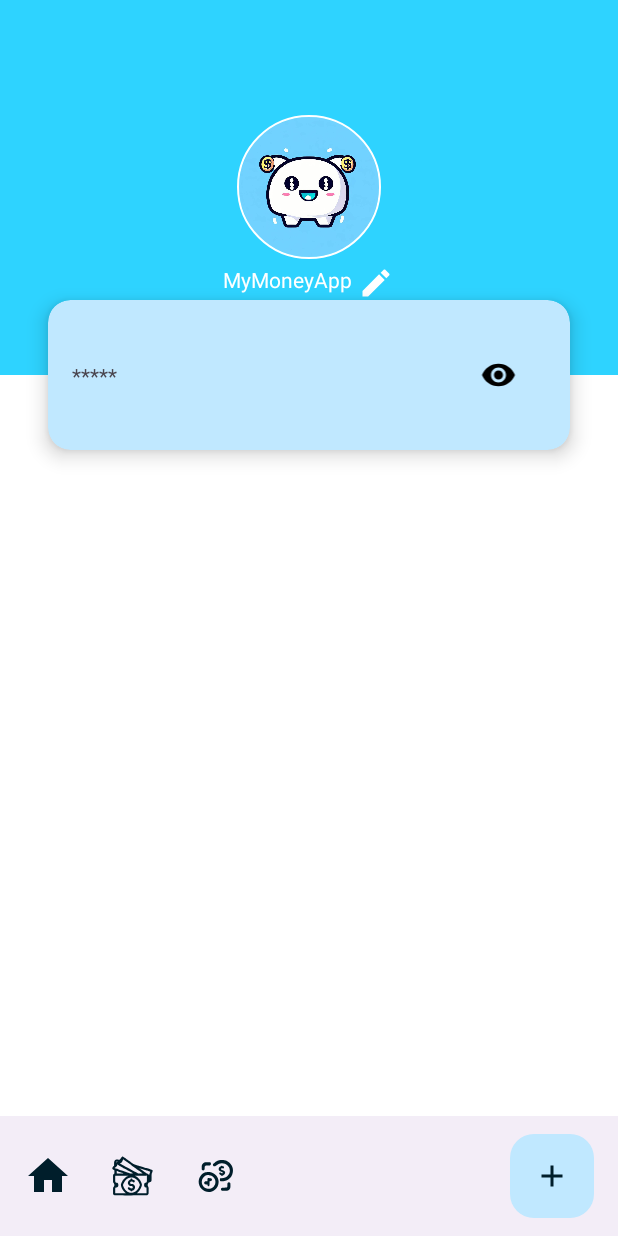
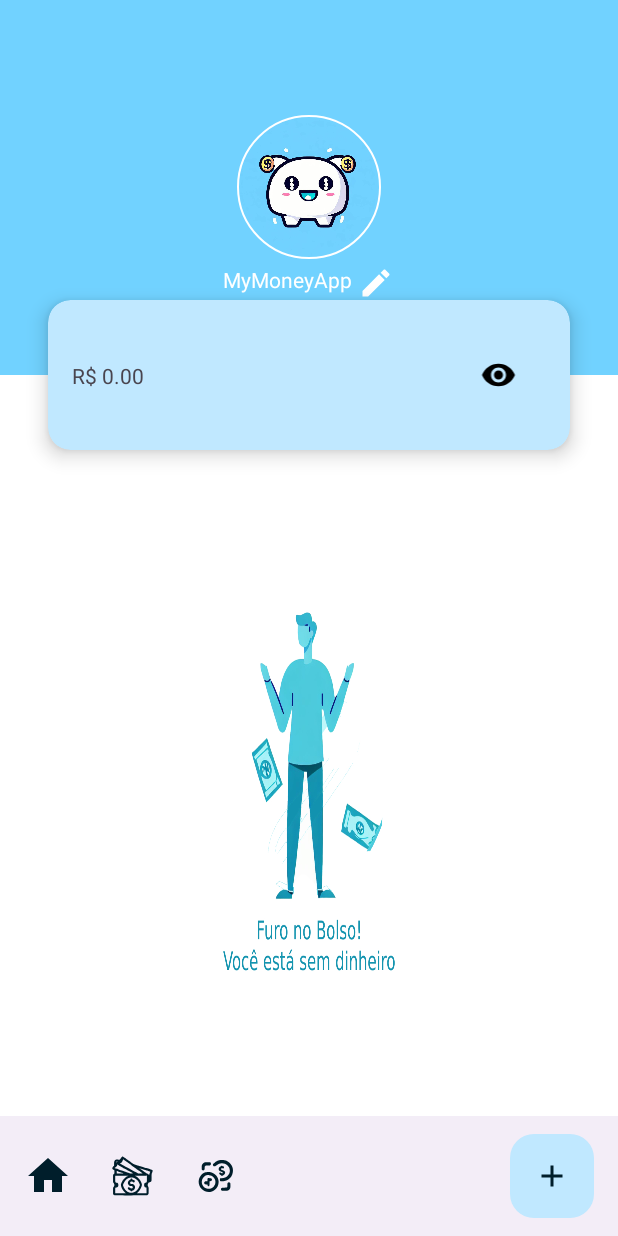
Before and after one commit to luararamos/my_money_app, an Android app: the screen it shows after launch (HomeActivity), after a tap on an icon or button, on a phone screen of 412 x 824 dp. Run offline under Robolectric (Android 15) with nearby library versions, the phone set to English and light mode, and no system bars; our stand-ins replace CircleImageView, Room's generated code, RxJava.

Commit message:
Resolvendo bug de excluir e mudar saldo

```diff
--- a/app/src/main/java/com/example/mymoneyapp/wallet/Wallet.kt
+++ b/app/src/main/java/com/example/mymoneyapp/wallet/Wallet.kt
@@ -3,26 +3,33 @@ package com.example.mymoneyapp.wallet
 import com.example.mymoneyapp.common.BasePresenter
 import com.example.mymoneyapp.common.BaseView
 import com.example.mymoneyapp.wallet.db.Statement
+import com.example.mymoneyapp.wallet.db.User
 
 interface Wallet {
 
     // camada presenter
     interface Presenter : BasePresenter {
+        fun addStatement(statement: Statement)
+        fun addUser(user: User)
+        fun updateUser(user: User)
         fun findStatements(type:String? = null)
-        fun addStatement(statement: Statement)
+        fun findAccountBalance()
+        fun findUsers()
+        fun deleteStatement(statementId: Int)
 
-        fun findAccountBalance()
-
-        fun deleteStatement(statementId: Int)
     }
 
     // camada de view
     interface View : BaseView<Presenter> {
-        fun showStatement(response: List<Statement>)
-        fun showAccountBalance(totalValue: Double?)
         fun showProgress()
         fun hideProgress()
         fun showFailure(message: String)
     }
+    interface HomeView : View {
+        fun showStatement(response: List<Statement>)
+        fun showAccountBalance(totalValue: Double?)
+        fun showUser(name: String)
+        fun showList(users: List<User>)
+    }
 
 }
--- a/app/src/main/java/com/example/mymoneyapp/wallet/data/WalletDataSource.kt
+++ /dev/null
@@ -1,6 +0,0 @@
-package com.example.mymoneyapp.wallet.data
-
-interface WalletDataSource {
-
-    fun statement(type: String?)
-}
--- a/app/src/main/java/com/example/mymoneyapp/wallet/data/WalletRepository.kt
+++ b/app/src/main/java/com/example/mymoneyapp/wallet/data/WalletRepository.kt
@@ -3,29 +3,53 @@ package com.example.mymoneyapp.wallet.data
 import android.content.Context
 import com.example.mymoneyapp.wallet.db.AppDatabase
 import com.example.mymoneyapp.wallet.db.Statement
+import com.example.mymoneyapp.wallet.db.User
 import io.reactivex.Completable
 import io.reactivex.Single
 
-class WalletRepository( context : Context) {
+class WalletRepository(context: Context) {
     private val dao = AppDatabase.getDatabase(context).statementDao()
+    private val daoUser = AppDatabase.getDatabase(context).userDao()
+
+    fun updateUser(user: User): Completable {
+        return daoUser.updateUser(user)
+
+    }
+
+    fun insertUser(user: User): Completable {
+        return daoUser.insertUser(user)
+
+    }
 
     fun insertStatement(statement: Statement): Completable {
         return dao.insert(statement)
     }
+    fun findAllUser(): Single<List<User>> {
+        return daoUser.getAllUser()
+    }
+
+    //    fun findUser():Single<String>{
+//        return daoUser.getUser()
+//    }
+
 
     fun deleteStatement(statementId: Int): Completable {
-
         return dao.delete(statementId)
     }
+
     fun findStatements(type: String): Single<List<Statement>> {
         return dao.getStatement(type)
     }
 
-    fun findAllStatement(): Single<List<Statement>>{
-        return  dao.getAllStatement()
+    fun findAllStatement(): Single<List<Statement>> {
+        return dao.getAllStatement()
     }
 
-    fun accountBalance(): Single<Double>{
-        return dao.getSumEarn()
+    fun accountBalance(): Single<Double> {
+        return dao.getEarnMinusSpend()
+    }
+
+    fun accountBalanceError(type: String): Single<Double> {
+        return dao.getSum(type)
     }
 }
--- a/app/src/main/java/com/example/mymoneyapp/wallet/db/AppDatabase.kt
+++ b/app/src/main/java/com/example/mymoneyapp/wallet/db/AppDatabase.kt
@@ -6,11 +6,12 @@ import androidx.room.Room
 import androidx.room.RoomDatabase
 import androidx.room.TypeConverters
 
-@Database(entities = [Statement::class], version = 1)
+@Database(entities = [Statement::class, User::class], version = 1)
 @TypeConverters(DateConverter::class)
 abstract class AppDatabase : RoomDatabase() {
 
     abstract fun statementDao(): StatementDao
+    abstract fun userDao(): UserDao
 
     companion object {
 
--- a/app/src/main/java/com/example/mymoneyapp/wallet/db/Statement.kt
+++ b/app/src/main/java/com/example/mymoneyapp/wallet/db/Statement.kt
@@ -11,5 +11,5 @@ data class Statement(
     @ColumnInfo(name = "type") val type: String,
     @ColumnInfo(name = "description") val description: String,
     @ColumnInfo(name = "money") val money: Double,
-    @ColumnInfo(name = "created_date") val createdDate: Date = Date(),
+    @ColumnInfo(name = "created_date") val createdDate: Date = Date()
 )
--- a/app/src/main/java/com/example/mymoneyapp/wallet/db/StatementDao.kt
+++ b/app/src/main/java/com/example/mymoneyapp/wallet/db/StatementDao.kt
@@ -6,24 +6,29 @@ import androidx.room.Insert
 import androidx.room.Query
 import androidx.room.Update
 import io.reactivex.Completable
+import io.reactivex.Flowable
 import io.reactivex.Single
 
 
 @Dao
 interface StatementDao {
     @Insert
-    fun insert(statement: Statement) : Completable
+    fun insert(statement: Statement): Completable
 
     @Query("DELETE FROM Statement WHERE id = :statementId")
     fun delete(statementId: Int): Completable
 
     @Query("SELECT * FROM Statement WHERE type = :type")
-    fun getStatement(type: String) : Single<List<Statement>>
+    fun getStatement(type: String): Single<List<Statement>>
 
     @Query("SELECT * FROM Statement")
-    fun getAllStatement() : Single<List<Statement>>
+    fun getAllStatement(): Single<List<Statement>>
 
     @Query("SELECT (SELECT SUM(money) FROM Statement WHERE type = 'earn')- (SELECT SUM(money) FROM Statement WHERE type = 'spend')")
-    fun getSumEarn(): Single<Double>
+    fun getEarnMinusSpend(): Single<Double>
+
+    @Query("SELECT SUM(money) FROM Statement WHERE type = :type")
+    fun getSum(type: String): Single<Double>
+
 
 }
--- /dev/null
+++ b/app/src/main/java/com/example/mymoneyapp/wallet/db/User.kt
@@ -0,0 +1,12 @@
+package com.example.mymoneyapp.wallet.db
+
+import androidx.room.ColumnInfo
+import androidx.room.Entity
+import androidx.room.Index
+import androidx.room.PrimaryKey
+
+@Entity(indices = [Index(value = ["name"], unique = true)])
+data class User(
+    @PrimaryKey (autoGenerate = true)var id: Int = 0,
+    @ColumnInfo(name = "name", defaultValue = "MyMom") var name: String
+)
--- /dev/null
+++ b/app/src/main/java/com/example/mymoneyapp/wallet/db/UserDao.kt
@@ -0,0 +1,23 @@
+package com.example.mymoneyapp.wallet.db
+
+import androidx.room.Dao
+import androidx.room.Insert
+import androidx.room.Query
+import androidx.room.Update
+import io.reactivex.Completable
+import io.reactivex.Single
+
+@Dao
+interface UserDao {
+    @Insert
+    fun insertUser(user: User): Completable
+
+    @Update
+    fun updateUser(user: User): Completable
+
+    @Query("SELECT * FROM User")
+    fun getAllUser(): Single<List<User>>
+
+//    @Query("SELECT * FROM User WHERE id = '0'")
+//    fun getUser(): Single<String>
+}
--- a/app/src/main/java/com/example/mymoneyapp/wallet/presentation/StatementPresenter.kt
+++ b/app/src/main/java/com/example/mymoneyapp/wallet/presentation/StatementPresenter.kt
@@ -4,21 +4,38 @@ import android.annotation.SuppressLint
 import com.example.mymoneyapp.wallet.Wallet
 import com.example.mymoneyapp.wallet.data.WalletRepository
 import com.example.mymoneyapp.wallet.db.Statement
+import com.example.mymoneyapp.wallet.db.User
 import io.reactivex.android.schedulers.AndroidSchedulers
 import io.reactivex.schedulers.Schedulers
 
 class StatementPresenter(
     private var view: Wallet.View?,
+    private var viewHome: Wallet.HomeView?,
     private var repository: WalletRepository
 ) : Wallet.Presenter {
 
-
-    override fun deleteStatement(statementId: Int){
-        repository.deleteStatement(statementId)
+    @SuppressLint("CheckResult")
+    override fun findAccountBalance() {
+        repository.accountBalance()
             .subscribeOn(Schedulers.io())
             .observeOn(AndroidSchedulers.mainThread())
-            .subscribe()
+            .subscribe(
+                this::onGetAccountBalance,
+                this::onAccountBalanceFail
+            )
     }
+
+    @SuppressLint("CheckResult")
+    override fun findUsers() {
+        repository.findAllUser()
+            .subscribeOn(Schedulers.io())
+            .observeOn(AndroidSchedulers.mainThread())
+            .subscribe(
+                this::onGetUser,
+                this::onUserFail
+            )
+    }
+
     @SuppressLint("CheckResult")
     override fun findStatements(type: String?) {
         when (type) {
@@ -27,56 +44,121 @@ class StatementPresenter(
                     .subscribeOn(Schedulers.io())
                     .observeOn(AndroidSchedulers.mainThread())
                     .subscribe(
-                        this::onGetNotes,
+                        this::onGetListStatement,
                         this::onStatementFail
                     )
             }
+
             else -> {
                 repository.findStatements(type)
                     .subscribeOn(Schedulers.io())
                     .observeOn(AndroidSchedulers.mainThread())
                     .subscribe(
-                        this::onGetNotes,
+                        this::onGetListStatement,
                         this::onStatementFail
                     )
-
             }
         }
-
     }
 
+    @SuppressLint("CheckResult")
     override fun addStatement(statement: Statement) {
         repository.insertStatement(statement)
             .subscribeOn(Schedulers.io())
             .observeOn(AndroidSchedulers.mainThread())
             .subscribe()
+
     }
+
     @SuppressLint("CheckResult")
-    override fun findAccountBalance() {
-        repository.accountBalance()
+    override fun addUser(user: User) {
+        repository.insertUser(user)
+            .subscribeOn(Schedulers.io())
+            .observeOn(AndroidSchedulers.mainThread())
+            .subscribe()
+    }
+
+
+    @SuppressLint("CheckResult")
+    override fun updateUser(user: User) {
+        repository.updateUser(User(id = 1, user.name))
+            .subscribeOn(Schedulers.io())
+            .observeOn(AndroidSchedulers.mainThread())
+            .doOnComplete {
+                findUsers()
+            }
+            .subscribe()
+    }
+
+    @SuppressLint("CheckResult")
+    override fun deleteStatement(statementId: Int) {
+        repository.deleteStatement(statementId)
+            .subscribeOn(Schedulers.io())
+            .observeOn(AndroidSchedulers.mainThread())
+            .doOnComplete {
+                findStatements()
+                findAccountBalance()
+            }
+            .subscribe()
+    }
+
+
+    private fun onGetAccountBalance(d: Double?) {
+        viewHome?.showAccountBalance(d)
+    }
+
+    private fun onGetUser(l: List<User>) {
+        viewHome?.showList(l)
+    }
+
+    private fun onGetListStatement(listOfStatemnt: List<Statement>) {
+        viewHome?.showStatement(listOfStatemnt)
+    }
+
+    @SuppressLint("CheckResult")
+    private fun onAccountBalanceFail(t: Throwable) {
+        repository.accountBalanceError("earn")
+            .subscribeOn(Schedulers.io())
+            .observeOn(AndroidSchedulers.mainThread())
+            .subscribe(
+                this::onGetAccountBalance,
+                this::onAccountBalanceFailEarn
+            )
+
+
+    }
+
+    @SuppressLint("CheckResult")
+    private fun onAccountBalanceFailEarn(t: Throwable) {
+        repository.accountBalanceError("spend")
             .subscribeOn(Schedulers.io())
             .observeOn(AndroidSchedulers.mainThread())
             .subscribe(
                 this::onGetAccountBalance,
                 this::onStatementFail
             )
+
+
     }
 
-    private fun onGetAccountBalance(d: Double?) {
-        view?.showAccountBalance(d)
+    private fun onUsertTast() {
+        viewHome?.showUser("Falha ao salvar o nome")
+    }
+
+    @SuppressLint("CheckResult")
+    private fun onUserFail(t: Throwable) {
+        repository.insertUser(User(name = "MyMoney"))
+            .subscribeOn(Schedulers.io())
+            .observeOn(AndroidSchedulers.mainThread())
+            .subscribe()
+    }
+
+    private fun onStatementFail(t: Throwable) {
+        onGetAccountBalance(0.0)
     }
 
     override fun onDestroy() {
         view = null
     }
 
-    private fun onGetNotes(listOfStatemnt: List<Statement>) {
-        view?.showStatement(listOfStatemnt)
-    }
-
-
-    private fun onStatementFail(t: Throwable) {
-        view?.showFailure(t.message.toString())
-    }
-
 }
--- a/app/src/main/java/com/example/mymoneyapp/wallet/view/HomeActivity.kt
+++ b/app/src/main/java/com/example/mymoneyapp/wallet/view/HomeActivity.kt
@@ -3,16 +3,21 @@ package com.example.mymoneyapp.wallet.view
 import android.app.AlertDialog
 import android.content.Intent
 import android.os.Bundle
+import android.text.InputType
+import android.view.View
+import android.widget.EditText
 import androidx.appcompat.app.AppCompatActivity
+import androidx.core.content.ContextCompat
 import androidx.recyclerview.widget.LinearLayoutManager
 import com.example.mymoneyapp.R
 import com.example.mymoneyapp.common.DependencyInjector
 import com.example.mymoneyapp.databinding.ActivityHomeBinding
 import com.example.mymoneyapp.wallet.Wallet
 import com.example.mymoneyapp.wallet.db.Statement
+import com.example.mymoneyapp.wallet.db.User
 import com.example.mymoneyapp.wallet.presentation.StatementPresenter
 
-class HomeActivity : AppCompatActivity(), Wallet.View, OnListClickListener {
+class HomeActivity : AppCompatActivity(), Wallet.HomeView, OnListClickListener {
     override lateinit var presenter: Wallet.Presenter
     private lateinit var binding: ActivityHomeBinding
     private lateinit var adapter: ListAdapter
@@ -27,32 +32,57 @@ class HomeActivity : AppCompatActivity(), Wallet.View, OnListClickListener {
         setCardVisibility()
         setOnClicks()
 
-        presenter = StatementPresenter(this, DependencyInjector.walletRepository(this))
+        presenter = StatementPresenter(
+            view = null,
+            viewHome = this,
+            repository = DependencyInjector.walletRepository(this)
+        )
         presenter.findStatements()
-        presenter.findAccountBalance()
+        presenter.findUsers()
 
 
     }
 
     private fun setAlertDialog(statementId: Int) {
         AlertDialog.Builder(this)
-            .setMessage(getString(R.string.delete_message))
-            .setNegativeButton(R.string.cancel) {  dialog, which ->
+            .setMessage(R.string.delete_message)
+            .setNegativeButton(R.string.cancel) { dialog, which ->
 
             }
-            .setPositiveButton(R.string.delete){  dialog, which ->
+            .setPositiveButton(R.string.delete) { dialog, which ->
                 presenter.deleteStatement(statementId)
             }
             .create()
             .show()
     }
 
+    private fun setAlertDialNameUser() {
+        AlertDialog.Builder(this)
+        val input = EditText(this)
+        input.hint = getString(R.string.user_name)
+        input.inputType = InputType.TYPE_CLASS_TEXT
+        AlertDialog.Builder(this)
+            .setMessage(R.string.add_name_user)
+            .setView(input)
+            .setNegativeButton(R.string.cancel) { dialog, which ->
+
+            }
+            .setPositiveButton(R.string.save) { dialog, which ->
+                val userName = input.text.toString()
+                presenter.updateUser(User(name = userName))
+            }
+            .create()
+            .show()
+    }
+
     private fun setOnClicks() {
+        binding.txtNameUser.setOnClickListener {
+            setAlertDialNameUser()
+        }
         binding.fab.setOnClickListener {
             val intent = Intent(this, AddStatementActivity::class.java)
             startActivity(intent)
         }
-
         binding.bottomNavAppBar.setOnMenuItemClickListener { item ->
 
             when (item.itemId) {
@@ -73,9 +103,7 @@ class HomeActivity : AppCompatActivity(), Wallet.View, OnListClickListener {
 
                 else -> true
             }
-
         }
-
     }
 
     private fun setCardVisibility() {
@@ -84,10 +112,15 @@ class HomeActivity : AppCompatActivity(), Wallet.View, OnListClickListener {
                 when {
                     textCvWallet.text.toString() != "*****" -> {
                         textCvWallet.text = "*****"
-                        imgVisibility.setImageResource(R.drawable.ic_visibility)
+                        imgVisibility.setImageResource(R.drawable.ic_visibility_gone)
+
                     }
 
-                    else -> imgVisibility.setImageResource(R.drawable.ic_visibility_gone)
+                    else -> {
+                        presenter.findAccountBalance()
+                        imgVisibility.setImageResource(R.drawable.ic_visibility)
+
+                    }
                 }
             }
         }
@@ -111,7 +144,29 @@ class HomeActivity : AppCompatActivity(), Wallet.View, OnListClickListener {
     }
 
     override fun showAccountBalance(totalValue: Double?) {
-        binding.textCvWallet.text = totalValue.toString()
+        if (totalValue == 0.0) {
+            binding.imgNotMoney.visibility = View.VISIBLE
+            binding.imgNotMoney.background =
+                ContextCompat.getDrawable(this, R.drawable.img_not_money);
+        } else {
+            binding.imgNotMoney.visibility = View.GONE
+        }
+        binding.textCvWallet.text = String.format("R$ %.2f", totalValue)
+    }
+
+    override fun showUser(name: String) {
+        binding.txtNameUser.text = name
+    }
+
+    override fun showList(users: List<User>) {
+        if (users.isEmpty()) {
+            binding.txtNameUser.text = "MyMoneyApp"
+            presenter.addUser(User(name = "MyMoneyApp"))
+        } else {
+            val user = users[0]
+            binding.txtNameUser.text = user.name
+        }
+
     }
 
 
--- a/app/src/main/res/layout/activity_home.xml
+++ b/app/src/main/res/layout/activity_home.xml
@@ -30,6 +30,7 @@
                 app:civ_circle_background_color="@color/md_theme_light_onPrimary"/>
 
             <TextView
+                android:id="@+id/txt_name_user"
                 android:layout_width="wrap_content"
                 android:layout_height="wrap_content"
                 android:text="@string/app_name"
@@ -85,7 +86,7 @@
                 android:layout_height="wrap_content"
                 android:layout_gravity="center"
                 android:layout_marginStart="16dp"
-                android:hint="R$"
+                android:text="*****"
                 app:layout_constraintBottom_toBottomOf="parent"
                 app:layout_constraintEnd_toStartOf="@+id/img_visibility"
                 app:layout_constraintHorizontal_weight="4"
@@ -107,6 +108,13 @@
 
 
     </androidx.cardview.widget.CardView>
+
+    <ImageView
+        android:id="@+id/img_not_money"
+        android:visibility="visible"
+        android:layout_width="match_parent"
+        android:layout_height="wrap_content"
+        app:layout_behavior="com.google.android.material.appbar.AppBarLayout$ScrollingViewBehavior"/>
 
 
     <androidx.recyclerview.widget.RecyclerView
--- a/app/src/main/res/values/colors.xml
+++ b/app/src/main/res/values/colors.xml
@@ -1,7 +1,7 @@
 <?xml version="1.0" encoding="utf-8"?>
 
 <resources>
-    <color name="seed">#2ed3ff</color>
+    <color name="seed">#71D2FF</color>
     <color name="md_theme_light_primary">#006686</color>
     <color name="md_theme_light_onPrimary">#FFFFFF</color>
     <color name="md_theme_light_primaryContainer">#C0E8FF</color>
--- a/app/src/main/res/values/strings.xml
+++ b/app/src/main/res/values/strings.xml
@@ -10,4 +10,8 @@
     <string name="delete_message">Deseja excluir esse valor?</string>
     <string name="cancel">Cancelar</string>
     <string name="delete">Excluir</string>
+    <string name="add_name_user"> Qual seu nome?</string>
+    <string name="user_name">Ex: Ana Luisa</string>
+    <string name="txtearn">Ganhei</string>
+    <string name="txtspend">Gasto</string>
 </resources>
--- a/app/src/main/res/values/style.xml
+++ b/app/src/main/res/values/style.xml
@@ -3,10 +3,10 @@
     <style name="Base.Theme.MyMoneyApp.FormEditText" >
         <item name="android:layout_width">match_parent</item>
         <item name="android:layout_height">wrap_content</item>
-        <item name="android:layout_marginBottom">28dp</item>
+        <item name="android:layout_marginBottom">8dp</item>
         <item name="android:layout_marginStart">16dp</item>
         <item name="android:layout_marginEnd">16dp</item>
-        <item name="android:layout_marginTop">16dp</item>
+        <item name="android:layout_marginTop">8dp</item>
         <item name="android:background">@drawable/edit_text</item>
         <item name="android:padding">16dp</item>
     </style>
```
Also changed, not shown: app/src/main/java/com/example/mymoneyapp/wallet/data/WalletCallback.kt (deleted, +0 -7 lines), app/src/main/java/com/example/mymoneyapp/wallet/view/AddStatementActivity.kt (+2 -10 lines), app/src/main/res/layout/activity_add_statement.xml (+28 -14 lines), app/src/main/res/drawable/img_not_money.jpg (added).
